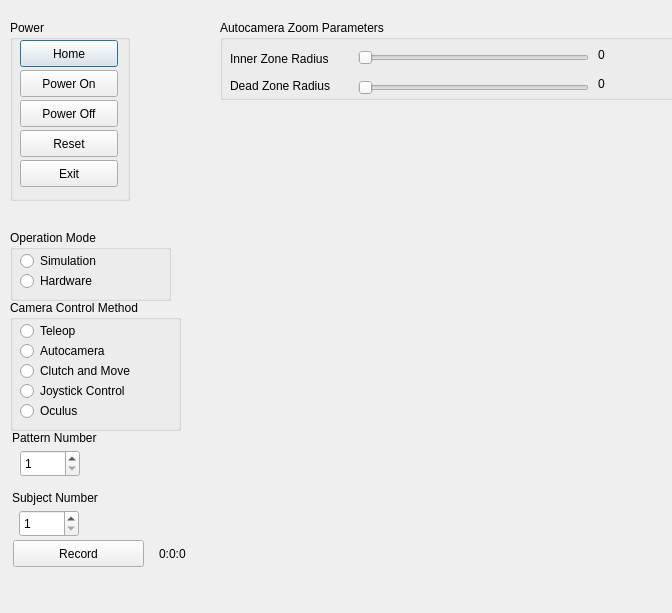
First picture: the form in scripts/camera_control_gui.ui, repository careslab/autocamera, before the edit.
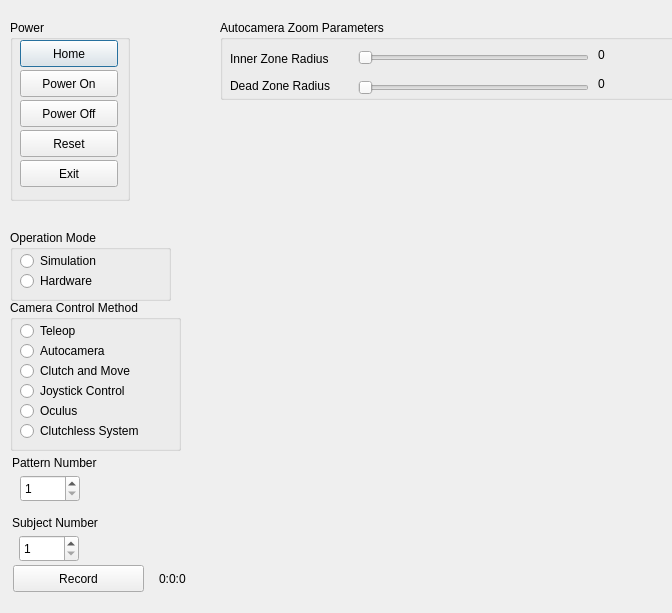
Second picture: the form after the edit.

The edit to the form file:
```diff
--- a/scripts/camera_control_gui.ui
+++ b/scripts/camera_control_gui.ui
@@ -73,7 +73,7 @@
      <x>10</x>
      <y>300</y>
      <width>171</width>
-     <height>131</height>
+     <height>151</height>
     </rect>
    </property>
    <property name="autoFillBackground">
@@ -147,6 +147,19 @@
      <string>Oculus</string>
     </property>
    </widget>
+   <widget class="QRadioButton" name="radioButtonClutchless">
+    <property name="geometry">
+     <rect>
+      <x>10</x>
+      <y>120</y>
+      <width>141</width>
+      <height>22</height>
+     </rect>
+    </property>
+    <property name="text">
+     <string>Clutchless System</string>
+    </property>
+   </widget>
   </widget>
   <widget class="QGroupBox" name="groupBoxPower">
    <property name="geometry">
@@ -321,7 +334,7 @@
    <property name="geometry">
     <rect>
      <x>13</x>
-     <y>540</y>
+     <y>565</y>
      <width>131</width>
      <height>27</height>
     </rect>
@@ -334,7 +347,7 @@
    <property name="geometry">
     <rect>
      <x>90</x>
-     <y>513</y>
+     <y>538</y>
      <width>111</width>
      <height>20</height>
     </rect>
@@ -347,7 +360,7 @@
    <property name="geometry">
     <rect>
      <x>12</x>
-     <y>490</y>
+     <y>515</y>
      <width>131</width>
      <height>16</height>
     </rect>
@@ -360,7 +373,7 @@
    <property name="geometry">
     <rect>
      <x>19</x>
-     <y>510</y>
+     <y>535</y>
      <width>60</width>
      <height>27</height>
     </rect>
@@ -376,7 +389,7 @@
    <property name="geometry">
     <rect>
      <x>12</x>
-     <y>430</y>
+     <y>455</y>
      <width>131</width>
      <height>16</height>
     </rect>
@@ -389,7 +402,7 @@
    <property name="geometry">
     <rect>
      <x>20</x>
-     <y>450</y>
+     <y>475</y>
      <width>60</width>
      <height>27</height>
     </rect>
@@ -405,7 +418,7 @@
    <property name="geometry">
     <rect>
      <x>159</x>
-     <y>545</y>
+     <y>570</y>
      <width>66</width>
      <height>17</height>
     </rect>
```
